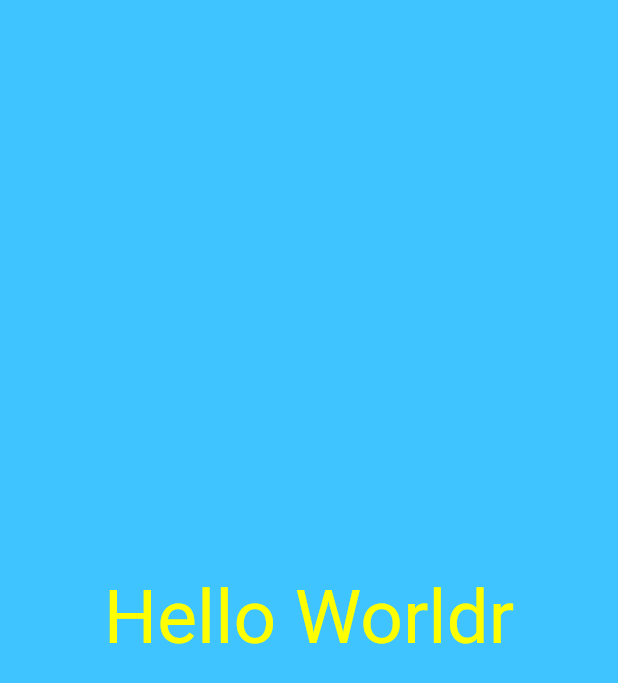
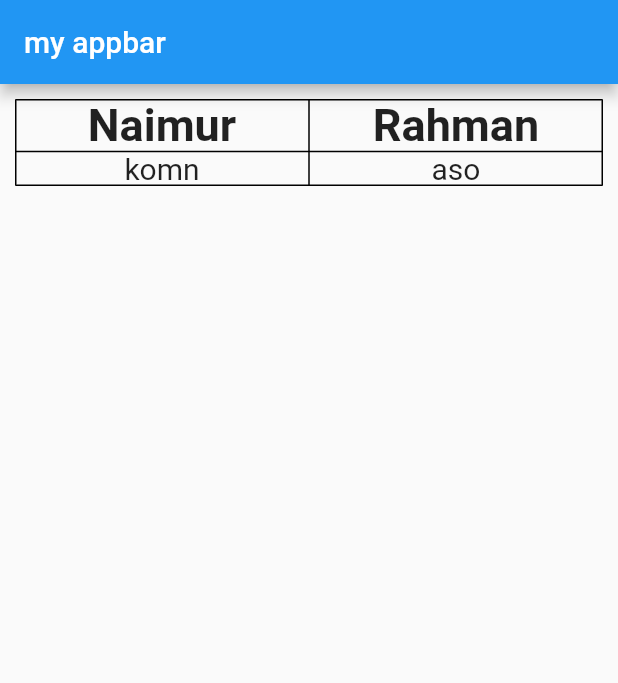
Before and after one commit to Naimur404/myapp, a Flutter app: the screen it shows after launch, on a phone screen of 412 x 824 dp. Shown: the top 683 px of the screen. Run offline on Flutter 3.47's test engine with Material 2 defaults, Android fonts, the phone set to English and light mode, and no system bars.

Commit message:
code structure update

```diff
--- /dev/null
+++ b/lib/app_screen/table_screen.dart
@@ -0,0 +1,39 @@
+import 'package:flutter/material.dart';
+
+import 'package:flutter/material.dart';
+
+class Mytable extends StatelessWidget {
+  @override
+  Widget build(BuildContext context) {
+    return Material(
+        child: Container(
+      margin: EdgeInsets.all(10.0),
+      child: Table(
+        border: TableBorder.all(),
+        // ignore: prefer_const_literals_to_create_immutables
+        children: [
+          TableRow(children: [
+            Text("Naimur",
+                style: TextStyle(fontSize: 30.0, fontWeight: FontWeight.bold),
+                textAlign: TextAlign.center),
+            Text("Rahman",
+                style: TextStyle(fontSize: 30.0, fontWeight: FontWeight.bold),
+                textAlign: TextAlign.center)
+          ]),
+          TableRow(children: [
+            Text("komn",
+                style: TextStyle(
+                  fontSize: 20.0,
+                ),
+                textAlign: TextAlign.center),
+            Text("aso",
+                style: TextStyle(
+                  fontSize: 20.0,
+                ),
+                textAlign: TextAlign.center)
+          ])
+        ],
+      ),
+    ));
+  }
+}
--- a/lib/main.dart
+++ b/lib/main.dart
@@ -1,22 +1,16 @@
 import 'package:flutter/material.dart';
+import 'package:myapp/app_screen/table_screen.dart';
 
-void main() {
-  runApp(
-  Material(
-color: Colors.lightBlueAccent,
-child:   Center(
-     child:
-      Text("Hello Worldr", textDirection: TextDirection.ltr,
-      style: TextStyle(color: Colors.yellowAccent, fontSize: 50.0),
+void main() => runApp(HomeScreen());
 
-      )
-    ),
-
-
-  )
-
-
-
-
-  );
+class HomeScreen extends StatelessWidget {
+  @override
+  Widget build(BuildContext context) {
+    // TODO: implement build
+    return MaterialApp(
+        debugShowCheckedModeBanner: false,
+        title: "My App",
+        home: Scaffold(
+            appBar: AppBar(title: Text("my appbar")), body: Mytable()));
+  }
 }
```
Also changed, not shown: 4 other files.
